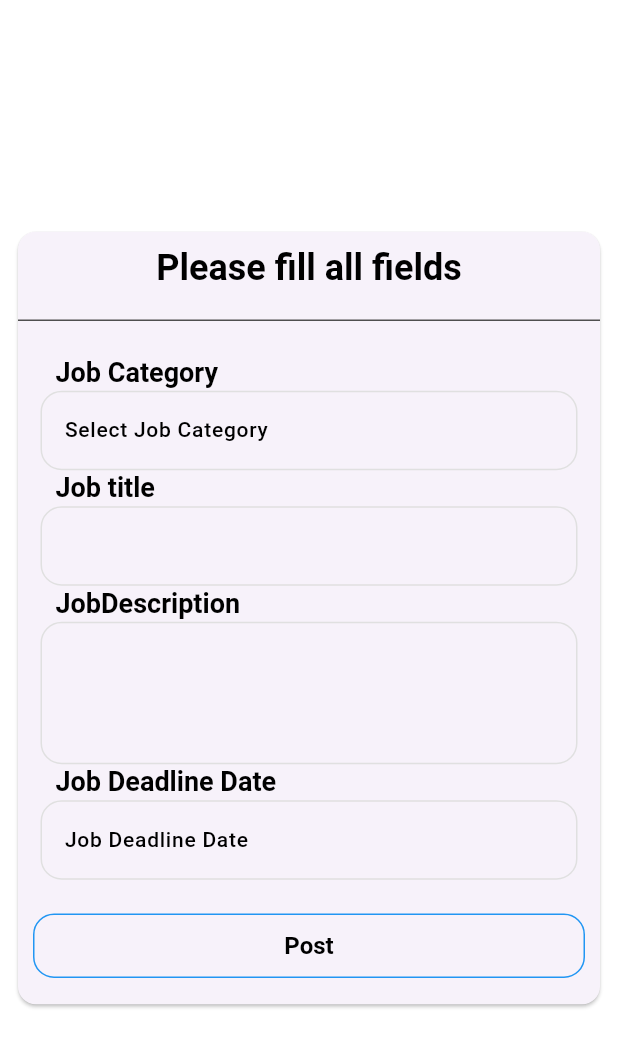
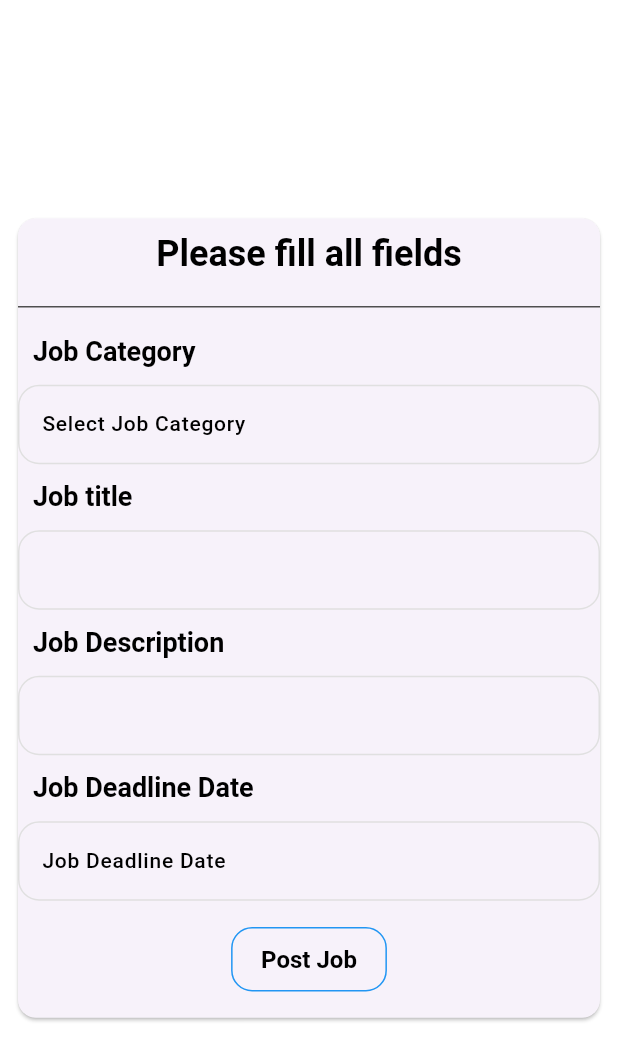
Before and after one commit to yuvaraj8080/flutter_job_app, a Flutter app: the UploadJob screen opened directly, on a phone screen of 412 x 824 dp. Shown: the top 1061 px of the screen. Run offline on Flutter 3.47's test engine with Material 3 defaults, Android fonts, the light colour scheme and no system bars; our stand-ins replace cached_network_image, cloud_firestore, connectivity_plus, firebase_auth, firebase_core, firebase_storage and 9 more; missing offline and left inert: firebase_app_check; accounts and stored records are empty; Roboto replaces fonts that are missing (Poppins).

Commit message:
adding the data in the job post data in the fireabse

```diff
--- a/lib/constants/image_string.dart
+++ b/lib/constants/image_string.dart
@@ -0,0 +1,3 @@
+String name = "";
+String userImage = "";
+String location = "";
--- a/lib/features/components/models/JobTextFormField.dart
+++ b/lib/features/components/models/JobTextFormField.dart
@@ -21,7 +21,7 @@ class JobTextFormField extends StatelessWidget {
   @override
   Widget build(BuildContext context) {
     return TextFormField(
-      validator: (value) => TValidator.validateEmptyText(value,''),
+      validator: (value) => TValidator.stringValue(value),
       enabled: enabled,
       key: ValueKey(valueKey),
       maxLines: valueKey == 'JobDescription' ? 3 : 1,
--- a/lib/features/components/screens/upload_job.dart
+++ b/lib/features/components/screens/upload_job.dart
@@ -1,12 +1,14 @@
+import 'package:flutter/material.dart';
+import 'package:flutter/cupertino.dart';
+import 'package:flutter/widgets.dart';
+import 'package:get/get.dart';
 import 'package:cloud_firestore/cloud_firestore.dart';
-import 'package:flutter/cupertino.dart';
-import 'package:flutter/material.dart';
-import 'package:flutter/widgets.dart';
-import 'package:flutter_job_app/utils/halpers/helper_function.dart';
+import 'package:flutter_job_app/features/components/controller/jobController.dart';
+
 import '../../../constants/colors.dart';
 import '../../../constants/persistent.dart';
 import '../../../constants/sizes.dart';
-import '../models/JobTextFormField.dart';
+import '../../../utils/halpers/helper_function.dart';
 
 class UploadJob extends StatefulWidget {
   const UploadJob({super.key});
@@ -16,16 +18,8 @@ class UploadJob extends StatefulWidget {
 }
 
 class _UploadJobState extends State<UploadJob> {
-  final TextEditingController _jobCategoryController = TextEditingController(text: "Select Job Category");
-  final TextEditingController _jobTitleController = TextEditingController();
-  final TextEditingController _jobDescriptionController = TextEditingController();
-  final TextEditingController _deadlineDataController = TextEditingController(text:"Job Deadline Date");
-  final _formKey = GlobalKey<FormState>();
-  DateTime? picked;
-  Timestamp? deadlineDeadTimeStamp;
+  // final GlobalKey<FormState> _formKey = GlobalKey<FormState>();
 
-
-  /// JOB TASK CATEGORY
   _showTaskCategoriesDialog({required Size size}) {
     return showDialog(
       context: context,
@@ -33,65 +27,76 @@ class _UploadJobState extends State<UploadJob> {
         return AlertDialog(
           title: const Text("Job Category", textAlign: TextAlign.center),
           content: Container(
-                  width: size.width *0.95,
+            width: size.width * 0.95,
             child: ListView.builder(
               shrinkWrap: true,
               itemCount: Persistent.jobCategoryList.length,
               itemBuilder: (BuildContext context, int index) {
-                      return InkWell(onTap: () {
-                        setState(() {
-                          _jobCategoryController.text = Persistent.jobCategoryList[index];
-                        });
+                return InkWell(
+                  onTap: () {
+                    final controller = Get.find<JobController>();
+                    controller.jobCategoryController.text =
+                        Persistent.jobCategoryList[index];
                     Navigator.pop(context);
                   },
-                      child:Row(children:[
+                  child: Row(
+                    children: [
                       const Icon(Icons.arrow_right_outlined),
-                        Padding(padding:EdgeInsets.all(5),
-                        child:Text(Persistent.jobCategoryList[index])
-                        )
-                      ])
+                      Padding(
+                        padding: const EdgeInsets.all(5),
+                        child: Text(Persistent.jobCategoryList[index]),
+                      ),
+                    ],
+                  ),
                 );
               },
-                  )),
-            actions:[
-              TextButton(onPressed:(){
+            ),
+          ),
+          actions: [
+            TextButton(
+              onPressed: () {
                 Navigator.pop(context);
-              }, child: Text("Cancel",style:Theme.of(context).textTheme.headlineSmall,))
-            ]
+              },
+              child: Text("Cancel",
+                  style: Theme.of(context).textTheme.headlineSmall),
+            ),
+          ],
         );
-        });
+      },
+    );
   }
 
   /// JOB DATE DEADLINE
-  void _pickDateDialog()async{
-    picked = await showDatePicker(
+  void _pickDateDialog() async {
+    final controller = Get.find<JobController>();
+    controller.picked = await showDatePicker(
       context: context,
-        initialDate:DateTime.now(),
-        firstDate:DateTime.now().subtract(const Duration(days:0)),
-        lastDate: DateTime(2100)
+      initialDate: DateTime.now(),
+      firstDate: DateTime.now(),
+      lastDate: DateTime(2100),
     );
-    if(picked != null){
-      setState((){
-        _deadlineDataController.text = "${picked!.year} / ${picked!.month} / ${picked!.day}";
-        deadlineDeadTimeStamp = Timestamp.fromMicrosecondsSinceEpoch(picked!.microsecondsSinceEpoch);
-      });
-
+    if (controller.picked != null) {
+      controller.deadlineDataController.text =
+          "${controller.picked!.year} / ${controller.picked!.month} / ${controller.picked!.day}";
+      controller.deadlineDeadTimeStamp = Timestamp.fromMillisecondsSinceEpoch(
+          controller.picked!.millisecondsSinceEpoch);
     }
   }
 
-
-
-
   @override
   Widget build(BuildContext context) {
+    final controller = Get.put(JobController());
     Size size = MediaQuery.of(context).size;
     final dark = THelperFunction.isDarkMode(context);
+
     return Scaffold(
       body: Center(
         child: Padding(
           padding: const EdgeInsets.all(8.0),
           child: Card(
             child: SingleChildScrollView(
+              child: Form(
+                key: controller.formKey,
                 child: Column(
                   crossAxisAlignment: CrossAxisAlignment.start,
                   children: [
@@ -101,87 +106,69 @@ class _UploadJobState extends State<UploadJob> {
                         padding: const EdgeInsets.all(8.0),
                         child: Text("Please fill all fields",
                             style: Theme.of(context).textTheme.headlineMedium),
-                      )),
+                      ),
+                    ),
                     const SizedBox(height: TSizes.size4),
                     Divider(
                         thickness: 1,
                         color: dark ? TColors.light : TColors.darkGrey),
-
-                  /// CREATING A JOB FORM
-                  Form(
-                      key: _formKey,
+                    const JobFormText(label: 'Job Category'),
+                    TextFormField(
+                      controller: controller.jobCategoryController,
+                      onTap: () => _showTaskCategoriesDialog(size: size),
+                      validator: (value) =>
+                          value!.isEmpty ? 'Please select a category' : null,
+                    ),
+                    const JobFormText(label: 'Job title'),
+                    TextFormField(
+                      controller: controller.jobTitleController,
+                      validator: (value) =>
+                          value!.isEmpty ? 'Job title cannot be empty' : null,
+                    ),
+                    const JobFormText(label: 'Job Description'),
+                    TextFormField(
+                      controller: controller.jobDescriptionController,
+                      validator: (value) => value!.isEmpty
+                          ? 'Job description cannot be empty'
+                          : null,
+                    ),
+                    const JobFormText(label: 'Job Deadline Date'),
+                    TextFormField(
+                      controller: controller.deadlineDataController,
+                      onTap: _pickDateDialog,
+                    ),
+                    Center(
                       child: Padding(
                         padding: const EdgeInsets.all(15),
-                        child: Column(
-                            crossAxisAlignment: CrossAxisAlignment.start,
-                            children: [
-                              ///JOB CATEGORY TEXTFORM FIELD
-                              const JobFormText(label: 'Job Category'),
-                              TextFormField(
-                                  key:ValueKey("Job Category"),
-                                  controller: _jobCategoryController,
-                                  enabled: true,
-                                  onTap:(){_showTaskCategoriesDialog(size:size);},
+                        child: OutlinedButton(
+                          onPressed: () {
+                            if (controller.formKey.currentState!.validate()) {
+                              controller.uploadTask();
+                            }
+                          },
+                          child: const Text("Post Job"),
                         ),
-
-
-                              /// JOB TITLE TEXTFROMFIELD
-                              const JobFormText(label: 'Job title'),
-                              JobTextFormField(
-                                  valueKey: "Job title",
-                                  controller: _jobTitleController,
-                                  enabled: true,
-                                  fct: () {},
                       ),
-
-                              /// JOB DESCRIPTION TEXTFROMFIELD
-                              const JobFormText(label: 'JobDescription'),
-                              JobTextFormField(
-                                  valueKey: "JobDescription",
-                                  controller: _jobDescriptionController,
-                                  enabled: true,
-                                  fct: () {},
                     ),
-
-                              ///JOB DEADLINE DATE CONTROLLER
-                              const JobFormText(label: 'Job Deadline Date'),
-                              TextFormField(
-                                  key: ValueKey("Deadline"),
-                                  controller: _deadlineDataController,
-                                  enabled: true,
-                                  onTap: () {_pickDateDialog();},
+                  ],
                 ),
-                            ]),
-                      )),
-                  Center(
-                    child: Padding(
-                      padding: const EdgeInsets.only(
-                          left: 10, top: 5, right: 10, bottom: 15),
-                      child: OutlinedButton(
-                          onPressed: () {},
-                          child: const Center(child: Text("Post"))),
               ),
-                  )
-                ]))),
             ),
-        ));
+          ),
+        ),
+      ),
+    );
   }
 }
 
-/// [JOB FORM  TEXT]
 class JobFormText extends StatelessWidget {
-  const JobFormText({
-    super.key,
-    required this.label,
-  });
   final String label;
+  const JobFormText({Key? key, required this.label}) : super(key: key);
+
   @override
   Widget build(BuildContext context) {
     return Padding(
-      padding: const EdgeInsets.only(
-        left: 10,
-        right: 10,
-      ),
+      padding: const EdgeInsets.all(10),
       child: Text(label, style: Theme.of(context).textTheme.headlineSmall),
     );
   }
--- a/lib/utils/loaders/snackbar_loader.dart
+++ b/lib/utils/loaders/snackbar_loader.dart
@@ -36,7 +36,7 @@ class TLoaders {
       shouldIconPulse: true,
       colorText: TColors.white,
       backgroundColor:Colors.orange,
-      snackPosition:SnackPosition.BOTTOM,
+      snackPosition:SnackPosition.TOP,
       duration: const Duration(seconds:3),
       margin:const EdgeInsets.all(20),
       icon: const Icon(Iconsax.warning_2,color:TColors.white),
@@ -51,7 +51,7 @@ class TLoaders {
       shouldIconPulse: true,
       backgroundColor:Colors.red.shade600,
       colorText:Colors.white,
-      snackPosition: SnackPosition.BOTTOM,
+      snackPosition: SnackPosition.TOP,
       duration:const Duration(seconds:3),
       margin:const EdgeInsets.all(20),
       icon:const Icon(Iconsax.warning_2,color:TColors.white),
@@ -66,7 +66,7 @@ class TLoaders {
       shouldIconPulse: true,
       backgroundColor:Colors.green.shade600,
       colorText:Colors.white,
-      snackPosition: SnackPosition.BOTTOM,
+      snackPosition: SnackPosition.TOP,
       duration:const Duration(seconds:3),
       margin:const EdgeInsets.all(20),
       icon:const Icon(Icons.done,color:TColors.white),
```
Also changed, not shown: lib/features/components/controller/jobController.dart (added, +90 -0 lines), lib/utils/validators/validator.dart (+7 -0 lines). Lines whose indentation alone changed are shown as unchanged.
